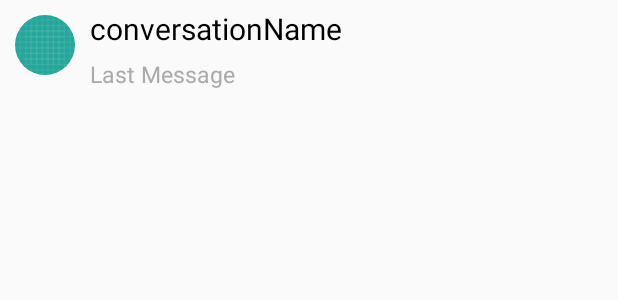
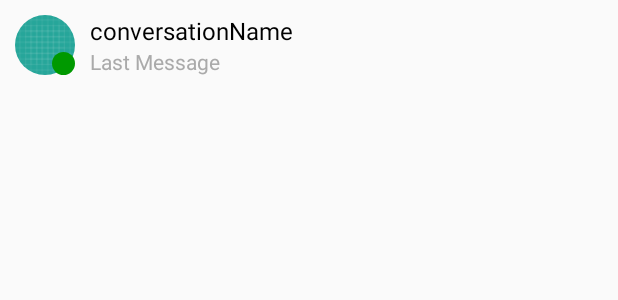
Before and after one commit to etiaro/Talkie, an Android app: the layout conversation_row.xml on its own in the app's theme, with its tools: preview values and no code run, on a phone screen of 412 x 824 dp. Shown: the top 300 px of the screen. Run offline under Robolectric (Android 15) with nearby library versions, the phone set to English and light mode, and no system bars.

Commit message:
designed receipts

```diff
--- a/app/src/main/java/com/etiaro/talkie/ConversationActivity.java
+++ b/app/src/main/java/com/etiaro/talkie/ConversationActivity.java
@@ -154,6 +154,9 @@ public class ConversationActivity extends AppCompatActivity {
         activeConvID = "";
     }
     private void showStatus() {
+        runOnUiThread(new Runnable() {
+            @Override
+            public void run() {
                 TextView status = findViewById(R.id.status);
                 ImageView circle = findViewById(R.id.onlinecircle);
                 if (MemoryManger.getUserStatus(conversationID)==null) {
@@ -166,6 +169,8 @@ public class ConversationActivity extends AppCompatActivity {
                     circle.setVisibility(View.GONE);
                     status.setText("Offline for " + (Calendar.getInstance().getTimeInMillis()-MemoryManger.getUserStatus(conversationID))/60000 + " minutes");
                 }
+            }
+        });
     }
     private void showMessages(){
         this.runOnUiThread(new Runnable() {
--- a/app/src/main/java/com/etiaro/talkie/MainActivity.java
+++ b/app/src/main/java/com/etiaro/talkie/MainActivity.java
@@ -64,7 +64,7 @@ public class MainActivity extends AppCompatActivity {
                 public void typing(String threadid, String userid, boolean isTyping) { }
 
                 @Override
-                public void presenceUpdate(Map<String, Long> users){ }
+                public void presenceUpdate(Map<String, Long> users){ showList(); }
 
                 @Override
                 public void readReceipt(JSONObject delta){}
--- a/app/src/main/java/com/etiaro/talkie/MainService.java
+++ b/app/src/main/java/com/etiaro/talkie/MainService.java
@@ -92,10 +92,10 @@ public class MainService extends IntentService {
                     public void readReceipt(JSONObject delta){
                         //TODO update online-status
                         try {
-                            if(delta.has("threadFbId"))   //GROUP
-                                    MemoryManger.conversations.get(delta.getString("thread_fbid")).addReadReceipt(delta.getString("actorFbId"), delta.getLong("actionTimestampMs"));
+                            if(delta.getJSONObject("thread_key").has("threadFbId"))   //GROUP
+                                    MemoryManger.conversations.get(delta.getJSONObject("thread_key").getString("thread_fbid")).addReadReceipt(delta.getString("actorFbId"), delta.getLong("actionTimestampMs"));
                             else   // one-to-one
-                                MemoryManger.conversations.get(delta.getString("actorFbId")).addReadReceipt(delta.getString("actorFbId"), delta.getLong("actionTimestampMs"));
+                                MemoryManger.conversations.get(delta.getJSONObject("thread_key").getString("otherUserFbId")).addReadReceipt(delta.getString("actorFbId"), delta.getLong("actionTimestampMs"));
                         } catch (JSONException e) {
                             e.printStackTrace();
                         }
--- a/app/src/main/res/layout/conversation.xml
+++ b/app/src/main/res/layout/conversation.xml
@@ -31,12 +31,13 @@
                 android:layout_height="10sp"
                 android:src="@drawable/onlinecircle"
                 android:layout_margin="2dp"
+                android:layout_marginRight="4dp"
+                app:layout_constraintRight_toLeftOf="@id/status"
                 app:layout_constraintTop_toBottomOf="@id/conversationName"/>
             <TextView
                 android:id="@+id/status"
                 android:layout_height="wrap_content"
                 android:layout_width="wrap_content"
-                android:layout_marginLeft="4dp"
                 android:textColor="@android:color/white"
                 android:textSize="10sp"
                 android:textStyle="bold"
--- a/app/src/main/res/layout/conversation_row.xml
+++ b/app/src/main/res/layout/conversation_row.xml
@@ -1,57 +1,63 @@
 <?xml version="1.0" encoding="utf-8"?>
 <TableLayout xmlns:android="http://schemas.android.com/apk/res/android"
     xmlns:app="http://schemas.android.com/apk/res-auto"
+    xmlns:tools="http://schemas.android.com/tools"
     android:layout_height="wrap_content" android:orientation="vertical"
     android:layout_width="fill_parent">
 
-    <TableRow android:layout_width="fill_parent"
+    <TableRow
         android:id="@+id/TableRow01"
+        android:layout_width="fill_parent"
         android:layout_height="wrap_content"
         android:background="?android:selectableItemBackground">
 
+        <android.support.constraint.ConstraintLayout
+            android:layout_margin="10sp">
+            <de.hdodenhof.circleimageview.CircleImageView
+                android:id="@+id/conversationImage"
+                android:layout_width="40sp"
+                android:layout_height="40sp"
+                android:src="@drawable/ic_launcher_background" />
+            <ImageView
+                android:id="@+id/onlinecircle"
+                android:layout_width="15sp"
+                android:layout_height="15sp"
+                android:src="@drawable/onlinecircle"
+                app:layout_constraintBottom_toBottomOf="@id/conversationImage"
+                app:layout_constraintRight_toRightOf="@id/conversationImage"/>
+        </android.support.constraint.ConstraintLayout>
 
-        <de.hdodenhof.circleimageview.CircleImageView
-            xmlns:app="http://schemas.android.com/apk/res-auto"
-            android:id="@+id/conversationImage"
-            android:layout_width="40sp"
-            android:layout_height="40sp"
-            android:layout_margin="10sp"
-            android:src="@drawable/ic_launcher_background"/>
 
         <TableLayout
+            android:layout_marginTop="9sp"
+            android:layout_marginBottom="5sp"
             android:layout_width="match_parent"
-            android:layout_height="match_parent">
+            android:layout_height="wrap_content">
 
             <TableRow
                 android:layout_width="match_parent"
-                android:layout_height="match_parent" >
+                android:layout_height="match_parent">
 
                 <TextView
                     android:id="@+id/conversationName"
                     android:layout_width="fill_parent"
                     android:layout_height="wrap_content"
-                    android:layout_marginTop="5sp"
-                    android:layout_weight="1"
-                    android:height="30sp"
                     android:text="conversationName"
                     android:textColor="@android:color/black"
-                    android:textSize="20sp" />
+                    android:textSize="16sp" />
             </TableRow>
 
             <TableRow
                 android:layout_width="match_parent"
-                android:layout_height="match_parent" >
+                android:layout_height="match_parent">
 
                 <TextView
                     android:id="@+id/conversationMessage"
                     android:layout_width="fill_parent"
                     android:layout_height="wrap_content"
-                    android:layout_marginTop="3sp"
-                    android:layout_weight="1"
-                    android:height="25sp"
                     android:text="Last Message"
                     android:textColor="@android:color/darker_gray"
-                    android:textSize="15sp" />
+                    android:textSize="14sp" />
             </TableRow>
 
         </TableLayout>
--- a/app/src/main/res/values/strings.xml
+++ b/app/src/main/res/values/strings.xml
@@ -19,6 +19,7 @@
     <string name="shared_pref_codes">com.etiaro.talkie.SPCodes</string>
     <string name="shared_pref_conversations">com.etiaro.talkie.conversations</string>
     <string name="shared_pref_users">com.etiaro.talkie.users</string>
+    <string name="shared_pref_status">com.etiaro.talkie.onlinestatus</string>
     <string name="intent_loggedIn">loggedInID</string>
     <string name="sp_account">account</string>
     <string name="sp_users">users</string>
```
Also changed, not shown: app/src/main/java/com/etiaro/talkie/MessageListAdapter.java (+31 -4 lines), app/src/main/res/layout/message_me_row.xml (+12 -0 lines), app/src/main/res/layout/message_other_row.xml (+8 -0 lines). Lines whose indentation alone changed are shown as unchanged.
